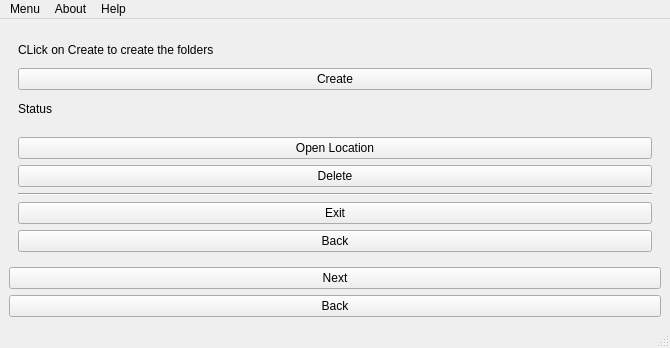
Before: the Qt Designer form sfo.ui in Abir-Tx/StudyFolderOrganizer-GUI, drawn with Qt 5.
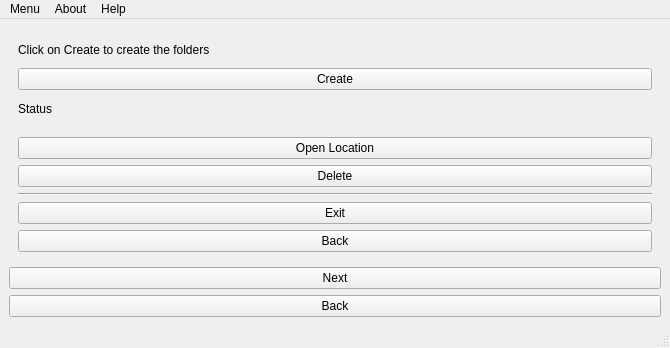
After: the same form once the commit is applied. The open tabs and pages were chosen to show the change. Icons and pictures are not drawn.

Commit message:
Add tooltips for different buttons of the App
Updated UI-> tooltips added for better user interactions

What changed in the file:
```diff
--- a/sfo.ui
+++ b/sfo.ui
@@ -239,7 +239,7 @@
         <item>
          <widget class="QLabel" name="createinfo">
           <property name="text">
-           <string>CLick on Create to create the folders</string>
+           <string>Click on Create to create the folders</string>
           </property>
          </widget>
         </item>
```
Left out of the diff: 17 changed lines with no effect on the pictures.
